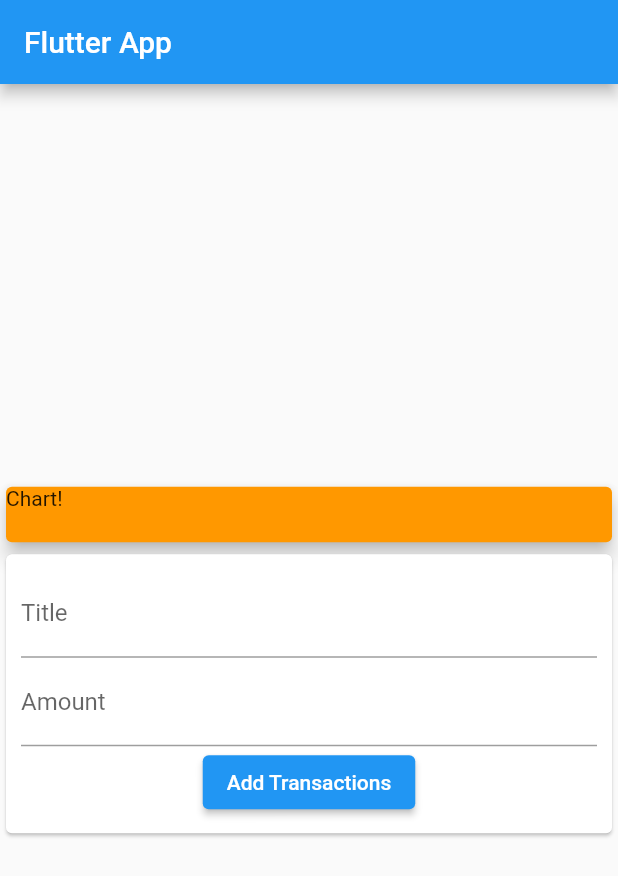
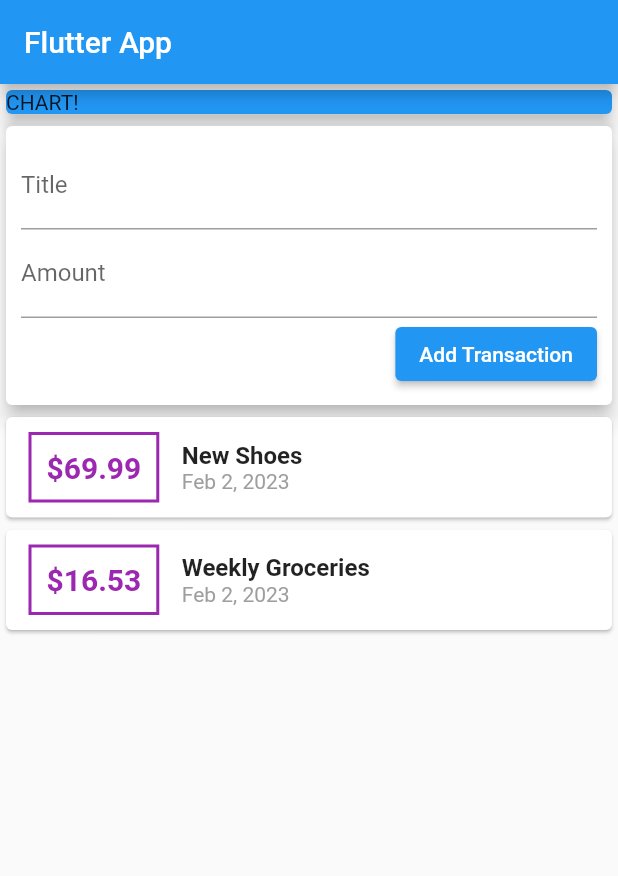
Before and after one commit to adeelsadiq/flutter_spending_app, a Flutter app: the screen it shows after launch, on a phone screen of 412 x 824 dp. Shown: the top 876 px of the screen. Run offline on Flutter 3.47's test engine with Material 2 defaults, Android fonts, the phone set to English and light mode, and no system bars.

```diff
--- a/lib/main.dart
+++ b/lib/main.dart
@@ -1,8 +1,6 @@
-// ignore_for_file: prefer_const_literals_to_create_immutables, prefer_const_constructors
-
 import 'package:flutter/material.dart';
 
-import './widgets/transaction_list.dart';
+import './widgets/user_transactions.dart';
 
 void main() => runApp(MyApp());
 
@@ -17,58 +15,30 @@ class MyApp extends StatelessWidget {
 }
 
 class MyHomePage extends StatelessWidget {
-  // String titleInput;
-  // String amountInput;
   final titleController = TextEditingController();
   final amountController = TextEditingController();
 
   @override
   Widget build(BuildContext context) {
     return Scaffold(
-        appBar: AppBar(
-          title: Column(
-            children: [
-              Text('Flutter App'),
-            ],
+      appBar: AppBar(
+        title: Text('Flutter App'),
+      ),
+      body: Column(
+        // mainAxisAlignment: MainAxisAlignment.start,
+        crossAxisAlignment: CrossAxisAlignment.stretch,
+        children: <Widget>[
+          Container(
+            width: double.infinity,
+            child: Card(
+              color: Colors.blue,
+              child: Text('CHART!'),
+              elevation: 5,
+            ),
           ),
-        ),
-        body: Column(
-            mainAxisAlignment: MainAxisAlignment.center,
-            crossAxisAlignment: CrossAxisAlignment.stretch,
-            children: <Widget>[
-              Column(
-                children: [
-                  Container(
-                    width: double.infinity,
-                    height: 45,
-                    child: Card(
-                      elevation: 5,
-                      color: Colors.orange,
-                      child: Text('Chart!'),
-                    ),
-                  ),
-                  Card(
-                      child: Container(
-                    padding: EdgeInsets.all(10),
-                    child: Column(
-                      children: <Widget>[
-                        TextField(
-                            controller: titleController,
-                            decoration: InputDecoration(labelText: 'Title')),
-                        TextField(
-                            controller: amountController,
-                            decoration: InputDecoration(labelText: 'Amount')),
-                        ElevatedButton(
-                            onPressed: () {
-                              print(titleController.text);
-                              print(amountController.text);
-                            },
-                            child: Text('Add Transactions'))
-                      ],
-                    ),
-                  ))
-                ],
-              ),
-            ]));
+          UserTransactions()
+        ],
+      ),
+    );
   }
 }
--- /dev/null
+++ b/lib/widgets/new_transaction.dart
@@ -0,0 +1,45 @@
+import 'package:flutter/material.dart';
+
+class NewTransaction extends StatelessWidget {
+  final Function addTx;
+  final titleController = TextEditingController();
+  final amountController = TextEditingController();
+
+  NewTransaction(this.addTx);
+
+  @override
+  Widget build(BuildContext context) {
+    return Card(
+      elevation: 5,
+      child: Container(
+        padding: EdgeInsets.all(10),
+        child: Column(
+          crossAxisAlignment: CrossAxisAlignment.end,
+          children: <Widget>[
+            TextField(
+              decoration: InputDecoration(labelText: 'Title'),
+              controller: titleController,
+              // onChanged: (val) {
+              //   titleInput = val;
+              // },
+            ),
+            TextField(
+              decoration: InputDecoration(labelText: 'Amount'),
+              controller: amountController,
+              // onChanged: (val) => amountInput = val,
+            ),
+            ElevatedButton(
+              child: Text('Add Transaction'),
+              onPressed: () {
+                addTx(
+                  titleController.text,
+                  double.parse(amountController.text),
+                );
+              },
+            ),
+          ],
+        ),
+      ),
+    );
+  }
+}
--- a/lib/widgets/transaction_list.dart
+++ b/lib/widgets/transaction_list.dart
@@ -1,40 +1,17 @@
 import 'package:flutter/material.dart';
-import '../models/transaction.dart';
 import 'package:intl/intl.dart';
 
-class TransactionList extends StatefulWidget {
-  const TransactionList({Key key}) : super(key: key);
+import '../models/transaction.dart';
+
+class TransactionList extends StatelessWidget {
+  final List<Transaction> transactions;
+
+  TransactionList(this.transactions);
 
   @override
-  State<TransactionList> createState() => _TransactionListState();
-}
-
-class _TransactionListState extends State<TransactionList> {
-  final List<Transaction> _userTransactions = [
-    Transaction(
-      id: 't1',
-      title: 'New Shoes',
-      amount: 69.99,
-      date: DateTime.now(),
-    ),
-    Transaction(
-      id: 't2',
-      title: 'Shopping',
-      amount: 19.99,
-      date: DateTime.now(),
-    ),
-    Transaction(
-      id: 't2',
-      title: 'New Shirt',
-      amount: 29.99,
-      date: DateTime.now(),
-    )
-  ];
-  @override
   Widget build(BuildContext context) {
-    return Container(
-        child: Column(
-      children: _userTransactions.map((tx) {
+    return Column(
+      children: transactions.map((tx) {
         return Card(
           child: Row(
             children: <Widget>[
@@ -45,16 +22,18 @@ class _TransactionListState extends State<TransactionList> {
                 ),
                 decoration: BoxDecoration(
                   border: Border.all(
-                    color: Colors.black,
+                    color: Colors.purple,
                     width: 2,
                   ),
                 ),
+                padding: EdgeInsets.all(10),
                 child: Text(
                   '\$${tx.amount}',
                   style: TextStyle(
-                      color: Colors.teal,
-                      fontWeight: FontWeight.bold,
-                      fontSize: 20),
+                    fontWeight: FontWeight.bold,
+                    fontSize: 20,
+                    color: Colors.purple,
+                  ),
                 ),
               ),
               Column(
@@ -63,24 +42,22 @@ class _TransactionListState extends State<TransactionList> {
                   Text(
                     tx.title,
                     style: TextStyle(
-                        color: Colors.black,
-                        fontWeight: FontWeight.bold,
-                        fontSize: 18),
+                      fontSize: 16,
+                      fontWeight: FontWeight.bold,
+                    ),
                   ),
                   Text(
-                    DateFormat('yyyy-MM-dd hh:mm:ss').format(tx.date),
+                    DateFormat.yMMMd().format(tx.date),
                     style: TextStyle(
-                        color: Colors.grey,
-                        fontWeight: FontWeight.normal,
-                        fontSize: 16),
+                      color: Colors.grey,
+                    ),
                   ),
                 ],
-              )
+              ),
             ],
           ),
-          // child: Text(tx.title),
         );
       }).toList(),
-    ));
+    );
   }
 }
--- /dev/null
+++ b/lib/widgets/user_transactions.dart
@@ -0,0 +1,50 @@
+import 'package:flutter/material.dart';
+
+import './new_transaction.dart';
+import './transaction_list.dart';
+import '../models/transaction.dart';
+
+class UserTransactions extends StatefulWidget {
+  @override
+  _UserTransactionsState createState() => _UserTransactionsState();
+}
+
+class _UserTransactionsState extends State<UserTransactions> {
+  final List<Transaction> _userTransactions = [
+    Transaction(
+      id: 't1',
+      title: 'New Shoes',
+      amount: 69.99,
+      date: DateTime.now(),
+    ),
+    Transaction(
+      id: 't2',
+      title: 'Weekly Groceries',
+      amount: 16.53,
+      date: DateTime.now(),
+    ),
+  ];
+
+  void _addNewTransaction(String txTitle, double txAmount) {
+    final newTx = Transaction(
+      title: txTitle,
+      amount: txAmount,
+      date: DateTime.now(),
+      id: DateTime.now().toString(),
+    );
+
+    setState(() {
+      _userTransactions.add(newTx);
+    });
+  }
+
+  @override
+  Widget build(BuildContext context) {
+    return Column(
+      children: <Widget>[
+        NewTransaction(_addNewTransaction),
+        TransactionList(_userTransactions),
+      ],
+    );
+  }
+}
```
